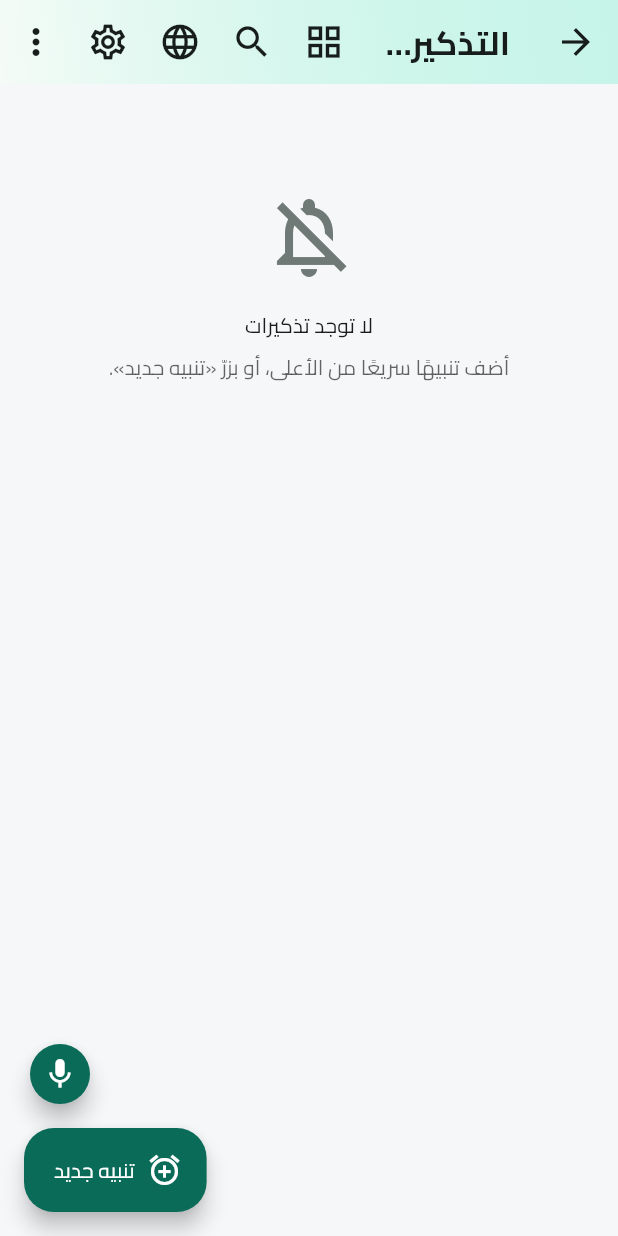
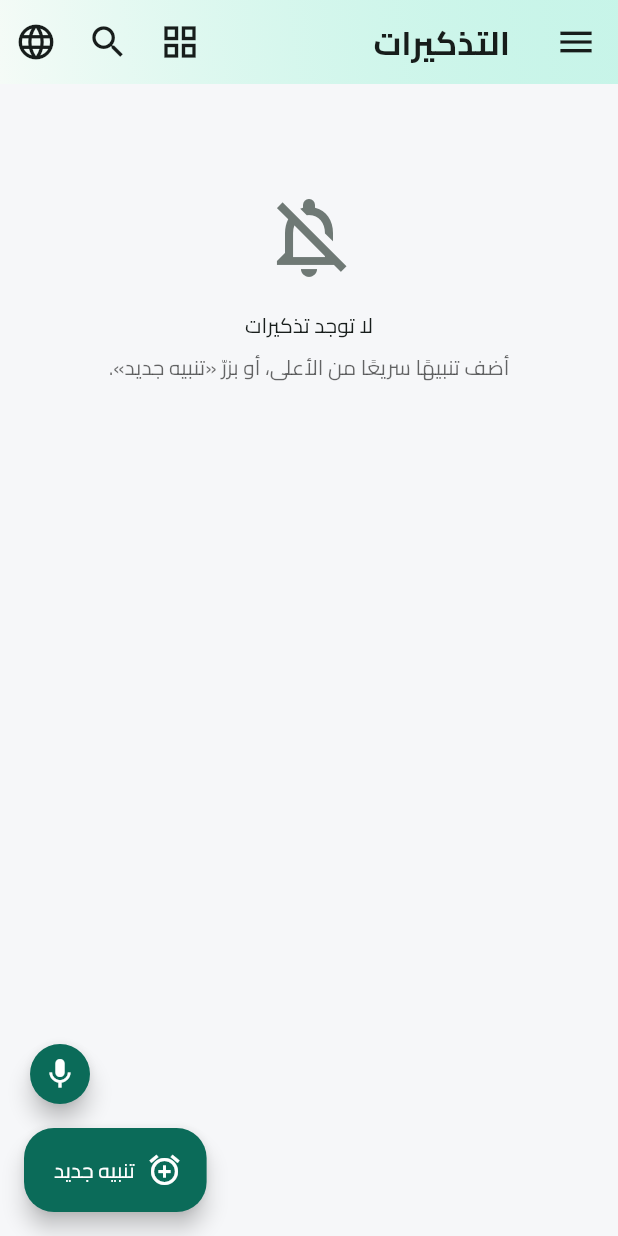
Before and after one commit to alaoufi/Alarm, a Flutter app: the RemindersScreen screen opened directly, on a phone screen of 412 x 824 dp. Run offline on Flutter 3.47's test engine with Material 3 defaults, Android fonts, the phone set to English and light mode, and no system bars; drawn by our look-alikes of dynamic_color; our stand-ins replace audioplayers, device_info_plus, file_picker, flutter_colorpicker, flutter_local_notifications, flutter_secure_storage and 14 more; missing offline and left inert: android_id, cryptography, encrypt, extension_google_sign_in_as_googleapis_auth, flutter_quill, googleapis and 2 more; accounts and stored records are empty; project files that could hold a hidden picture were left out.

Commit message:
قائمة جانبية (☰) أنيقة تجمع الأدوات والإعدادات
- استبدال زرّ الإعدادات وقائمة ⋮ بقائمة جانبية واحدة تفتحها أيقونة الثلاث
  شرطات (☰) من شريط التطبيق.
- تصميم عصريّ: رأس متدرّج بهويّة «Alerts / تنبيهات» وأيقونة بارزة، ثم
  «دليل الاستخدام» كبطاقة بارزة، فمجموعة الأدوات (لوحة اليوم، القوالب،
  الإحصاءات، الأدوية، الإعدادات الافتراضية، مركز التنبيهات، مكتبة الأصوات،
  اختبار الموثوقية)، ثم اللغة والإعدادات — بأيقونات دائرية موحّدة وتذييل خفيف.
- يبقى في الشريط العلويّ: تبديل العرض، البحث، اللغة.

Co-Authored-By: Claude Opus 4.8 <noreply@anthropic.com>
Claude-Session: https://claude.ai/code/session_01BxxEJmdvHg3JWaFnm8CD2M

```diff
--- a/lib/features/reminders/reminders_screen.dart
+++ b/lib/features/reminders/reminders_screen.dart
@@ -124,65 +124,8 @@ class _RemindersScreenState extends State<RemindersScreen> {
                 tooltip: s.t('language'),
                 onPressed: () => _pickLanguage(context),
               ),
-              IconButton(
-                icon: const Icon(Icons.settings_outlined),
-                tooltip: s.t('settings'),
-                onPressed: () => _open(context, const SettingsScreen()),
-              ),
-              PopupMenuButton<String>(
-                icon: const Icon(Icons.more_vert),
-                tooltip: s.t('reminder_tools'),
-                onSelected: (v) {
-                  switch (v) {
-                    case 'dashboard':
-                      _open(context, const TodayDashboardScreen());
-                      break;
-                    case 'templates':
-                      showReminderTemplates(context);
-                      break;
-                    case 'stats':
-                      _open(context, const ReminderStatsScreen());
-                      break;
-                    case 'med_mode':
-                      _open(context, const MedicationScreen());
-                      break;
-                    case 'reminder_defaults':
-                      _open(context, const ReminderDefaultsScreen());
-                      break;
-                    case 'notif_center':
-                      _open(context, const NotificationCenterScreen());
-                      break;
-                    case 'sound_library':
-                      _open(context, const SoundLibraryScreen());
-                      break;
-                    case 'reliability_test':
-                      _open(context, const ReliabilityTestScreen());
-                      break;
-                    case 'user_guide':
-                      _open(context, const HelpGuideScreen());
-                      break;
-                  }
-                },
-                itemBuilder: (context) => [
-                  _guideMenuItem(context, s.t('user_guide')),
-                  const PopupMenuDivider(),
-                  _menuItem('dashboard', Icons.dashboard_outlined, 'لوحة اليوم'),
-                  _menuItem('templates', Icons.dashboard_customize_outlined,
-                      'قوالب جاهزة'),
-                  _menuItem('stats', Icons.bar_chart, 'الإحصاءات'),
-                  _menuItem(
-                      'med_mode', Icons.medication_outlined, s.t('med_mode')),
-                  _menuItem('reminder_defaults', Icons.tune,
-                      s.t('reminder_defaults')),
-                  _menuItem('notif_center', Icons.notifications_active_outlined,
-                      s.t('notif_center')),
-                  _menuItem('sound_library', Icons.library_music_outlined,
-                      s.t('sound_library')),
-                  _menuItem('reliability_test',
-                      Icons.health_and_safety_outlined, s.t('reliability_test')),
-                ],
-              ),
             ]),
+      drawer: _buildDrawer(context, s),
       floatingActionButton: Column(
         mainAxisSize: MainAxisSize.min,
         crossAxisAlignment: CrossAxisAlignment.end,
@@ -293,68 +236,235 @@ class _RemindersScreenState extends State<RemindersScreen> {
     );
   }
 
-  PopupMenuItem<String> _menuItem(String value, IconData icon, String label) =>
-      PopupMenuItem<String>(
-        value: value,
-        child: Row(children: [
-          Icon(icon, size: 20),
-          const SizedBox(width: 12),
-          Text(label),
-        ]),
+  /// القائمة الجانبية (☰): رأس بهويّة التطبيق، ثم «دليل الاستخدام» بارز،
+  /// فمجموعة الأدوات، ثم الإعدادات — بتصميم عصريّ موحّد.
+  Widget _buildDrawer(BuildContext context, S s) {
+    final scheme = Theme.of(context).colorScheme;
+    final dark = Theme.of(context).brightness == Brightness.dark;
+
+    void go(Widget page) {
+      Navigator.pop(context); // إغلاق القائمة
+      _open(context, page);
+    }
+
+    return Drawer(
+      width: 308,
+      child: Column(
+        children: [
+          // رأس متدرّج بهويّة «تنبيهات».
+          Container(
+            width: double.infinity,
+            padding: const EdgeInsets.fromLTRB(20, 0, 20, 18),
+            decoration: BoxDecoration(
+              gradient: LinearGradient(
+                begin: Alignment.topRight,
+                end: Alignment.bottomLeft,
+                colors: [
+                  scheme.primary,
+                  Color.alphaBlend(Colors.black.withOpacity(0.22), scheme.primary),
+                ],
+              ),
+            ),
+            child: SafeArea(
+              bottom: false,
+              child: Padding(
+                padding: const EdgeInsets.only(top: 14),
+                child: Row(
+                  children: [
+                    Container(
+                      width: 54,
+                      height: 54,
+                      decoration: BoxDecoration(
+                        borderRadius: BorderRadius.circular(16),
+                        gradient: const LinearGradient(
+                          begin: Alignment.topLeft,
+                          end: Alignment.bottomRight,
+                          colors: [Color(0xFFFFCA28), Color(0xFFFB8C00)],
+                        ),
+                        boxShadow: [
+                          BoxShadow(
+                              color: Colors.black.withOpacity(0.3),
+                              blurRadius: 10,
+                              offset: const Offset(0, 4)),
+                        ],
+                      ),
+                      child: const Icon(Icons.notifications_active,
+                          color: Colors.white, size: 30),
+                    ),
+                    const SizedBox(width: 14),
+                    Column(
+                      crossAxisAlignment: CrossAxisAlignment.start,
+                      mainAxisSize: MainAxisSize.min,
+                      children: [
+                        Text('Alerts',
+                            style: TextStyle(
+                                color: scheme.onPrimary,
+                                fontSize: 22,
+                                fontWeight: FontWeight.bold)),
+                        Text('تنبيهات وتذكيرات',
+                            style: TextStyle(
+                                color: scheme.onPrimary.withOpacity(0.85),
+                                fontSize: 13)),
+                      ],
+                    ),
+                  ],
+                ),
+              ),
+            ),
+          ),
+          Expanded(
+            child: ListView(
+              padding: const EdgeInsets.fromLTRB(10, 14, 10, 14),
+              children: [
+                // دليل الاستخدام — بارز.
+                _drawerFeatured(context, Icons.menu_book, s.t('user_guide'),
+                    () => go(const HelpGuideScreen())),
+                const SizedBox(height: 8),
+                _drawerLabel(context, s.t('reminder_tools')),
+                _drawerTile(context, Icons.dashboard_outlined, 'لوحة اليوم',
+                    () => go(const TodayDashboardScreen())),
+                _drawerTile(context, Icons.dashboard_customize_outlined,
+                    'قوالب جاهزة', () {
+                  Navigator.pop(context);
+                  showReminderTemplates(context);
+                }),
+                _drawerTile(context, Icons.bar_chart, 'الإحصاءات',
+                    () => go(const ReminderStatsScreen())),
+                _drawerTile(context, Icons.medication_outlined, s.t('med_mode'),
+                    () => go(const MedicationScreen())),
+                _drawerTile(context, Icons.tune, s.t('reminder_defaults'),
+                    () => go(const ReminderDefaultsScreen())),
+                _drawerTile(
+                    context,
+                    Icons.notifications_active_outlined,
+                    s.t('notif_center'),
+                    () => go(const NotificationCenterScreen())),
+                _drawerTile(context, Icons.library_music_outlined,
+                    s.t('sound_library'), () => go(const SoundLibraryScreen())),
+                _drawerTile(
+                    context,
+                    Icons.health_and_safety_outlined,
+                    s.t('reliability_test'),
+                    () => go(const ReliabilityTestScreen())),
+                const Divider(height: 22, indent: 12, endIndent: 12),
+                _drawerLabel(context, s.t('group_manage')),
+                _drawerTile(context, Icons.language, s.t('language'), () {
+                  Navigator.pop(context);
+                  _pickLanguage(context);
+                }),
+                _drawerTile(context, Icons.settings_outlined, s.t('settings'),
+                    () => go(const SettingsScreen())),
+              ],
+            ),
+          ),
+          // تذييل: رقم النسخة بشكل خفيف.
+          SafeArea(
+            top: false,
+            child: Padding(
+              padding: const EdgeInsets.only(bottom: 8),
+              child: Text('Alerts',
+                  style: TextStyle(
+                      fontSize: 11,
+                      color: scheme.onSurface.withOpacity(dark ? 0.4 : 0.35))),
+            ),
+          ),
+        ],
+      ),
+    );
+  }
+
+  /// عنوان مجموعة صغير داخل القائمة الجانبية.
+  Widget _drawerLabel(BuildContext context, String text) => Padding(
+        padding: const EdgeInsetsDirectional.fromSTEB(16, 6, 16, 6),
+        child: Text(text,
+            style: Theme.of(context).textTheme.labelMedium?.copyWith(
+                color: Theme.of(context).colorScheme.primary,
+                fontWeight: FontWeight.bold,
+                letterSpacing: 0.3)),
       );
 
-  /// عنصر «دليل الاستخدام» بارز أعلى القائمة — بطاقة ملوّنة بأيقونة ثلاثية الأبعاد.
-  PopupMenuItem<String> _guideMenuItem(BuildContext context, String label) {
+  /// عنصر قائمة جانبية عاديّ بأيقونة دائرية خفيفة.
+  Widget _drawerTile(
+      BuildContext context, IconData icon, String label, VoidCallback onTap) {
     final scheme = Theme.of(context).colorScheme;
-    return PopupMenuItem<String>(
-      value: 'user_guide',
-      child: Container(
-        padding: const EdgeInsets.symmetric(horizontal: 10, vertical: 9),
+    return ListTile(
+      dense: true,
+      shape: RoundedRectangleBorder(borderRadius: BorderRadius.circular(14)),
+      leading: Container(
+        width: 38,
+        height: 38,
+        decoration: BoxDecoration(
+          color: scheme.primary.withOpacity(0.10),
+          borderRadius: BorderRadius.circular(11),
+        ),
+        child: Icon(icon, size: 20, color: scheme.primary),
+      ),
+      title: Text(label,
+          style: const TextStyle(fontWeight: FontWeight.w600, fontSize: 14.5)),
+      trailing: Icon(Icons.chevron_left,
+          size: 20, color: scheme.onSurface.withOpacity(0.35)),
+      onTap: onTap,
+    );
+  }
+
+  /// «دليل الاستخدام» بارز: بطاقة بتدرّج وأيقونة ثلاثية الأبعاد.
+  Widget _drawerFeatured(
+      BuildContext context, IconData icon, String label, VoidCallback onTap) {
+    final scheme = Theme.of(context).colorScheme;
+    return Material(
+      color: Colors.transparent,
+      child: InkWell(
+        borderRadius: BorderRadius.circular(16),
+        onTap: onTap,
+        child: Ink(
+          padding: const EdgeInsets.all(12),
+          decoration: BoxDecoration(
+            borderRadius: BorderRadius.circular(16),
+            gradient: LinearGradient(
+              begin: Alignment.topLeft,
+              end: Alignment.bottomRight,
+              colors: [
+                scheme.primary.withOpacity(0.20),
+                scheme.primary.withOpacity(0.07),
+              ],
+            ),
+            border: Border.all(color: scheme.primary.withOpacity(0.35)),
+          ),
+          child: Row(children: [
+            Container(
+              width: 42,
+              height: 42,
               decoration: BoxDecoration(
                 borderRadius: BorderRadius.circular(12),
                 gradient: LinearGradient(
                   begin: Alignment.topLeft,
                   end: Alignment.bottomRight,
                   colors: [
-              scheme.primary.withOpacity(0.18),
-              scheme.primary.withOpacity(0.06),
-            ],
-          ),
-          border: Border.all(color: scheme.primary.withOpacity(0.35)),
-        ),
-        child: Row(children: [
-          Container(
-            width: 34,
-            height: 34,
-            decoration: BoxDecoration(
-              borderRadius: BorderRadius.circular(10),
-              gradient: LinearGradient(
-                begin: Alignment.topLeft,
-                end: Alignment.bottomRight,
-                colors: [
                     scheme.primary,
-                  Color.alphaBlend(Colors.black.withOpacity(0.2), scheme.primary),
+                    Color.alphaBlend(
+                        Colors.black.withOpacity(0.2), scheme.primary),
                   ],
                 ),
                 boxShadow: [
                   BoxShadow(
                       color: scheme.primary.withOpacity(0.4),
-                    blurRadius: 6,
-                    offset: const Offset(0, 2)),
+                      blurRadius: 7,
+                      offset: const Offset(0, 3)),
                 ],
               ),
-            child: const Icon(Icons.menu_book, color: Colors.white, size: 19),
+              child: Icon(icon, color: Colors.white, size: 23),
             ),
             const SizedBox(width: 12),
             Expanded(
               child: Text(label,
                   style: TextStyle(
                       fontWeight: FontWeight.bold,
-                    fontSize: 15,
+                      fontSize: 15.5,
                       color: scheme.primary)),
             ),
             Icon(Icons.chevron_left, color: scheme.primary.withOpacity(0.7)),
           ]),
+        ),
       ),
     );
   }
```
Lines whose indentation alone changed are shown as unchanged.
